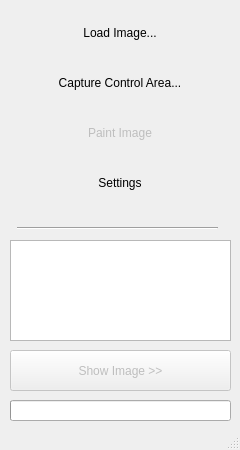
Before: the Qt Designer form rustdavinci/ui/views/mainui.ui in alexemanuelol/rustdavinci, drawn with Qt 5.
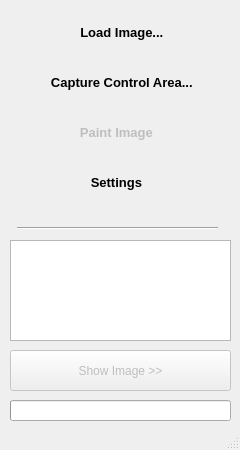
After: the same form once the commit is applied. Icons and pictures are not drawn.

Commit message: Major cleanup and rename ui parts and add settings

```diff
--- a/rustdavinci/ui/views/mainui.ui
+++ b/rustdavinci/ui/views/mainui.ui
@@ -39,14 +39,33 @@
       <height>45</height>
      </rect>
     </property>
+    <property name="font">
+     <font>
+      <pointsize>10</pointsize>
+      <weight>75</weight>
+      <bold>true</bold>
+      <underline>false</underline>
+      <strikeout>false</strikeout>
+      <kerning>true</kerning>
+     </font>
+    </property>
     <property name="contextMenuPolicy">
      <enum>Qt::DefaultContextMenu</enum>
     </property>
     <property name="acceptDrops">
      <bool>false</bool>
     </property>
+    <property name="layoutDirection">
+     <enum>Qt::LeftToRight</enum>
+    </property>
+    <property name="autoFillBackground">
+     <bool>false</bool>
+    </property>
+    <property name="styleSheet">
+     <string notr="true"/>
+    </property>
     <property name="text">
-     <string>Load Image...</string>
+     <string>         Load Image...        </string>
     </property>
     <property name="icon">
      <iconset resource="../resources/icons.qrc">
@@ -80,8 +99,17 @@
       <height>45</height>
      </rect>
     </property>
+    <property name="font">
+     <font>
+      <pointsize>10</pointsize>
+      <weight>75</weight>
+      <bold>true</bold>
+      <underline>false</underline>
+      <strikeout>false</strikeout>
+     </font>
+    </property>
     <property name="text">
-     <string>Capture Control Area...</string>
+     <string> Capture Control Area...</string>
     </property>
     <property name="icon">
      <iconset resource="../resources/icons.qrc">
@@ -109,8 +137,16 @@
       <height>45</height>
      </rect>
     </property>
+    <property name="font">
+     <font>
+      <pointsize>10</pointsize>
+      <weight>75</weight>
+      <bold>true</bold>
+      <underline>false</underline>
+     </font>
+    </property>
     <property name="text">
-     <string>Paint Image</string>
+     <string>         Paint Image           </string>
     </property>
     <property name="icon">
      <iconset resource="../resources/icons.qrc">
@@ -135,8 +171,16 @@
       <height>45</height>
      </rect>
     </property>
+    <property name="font">
+     <font>
+      <pointsize>10</pointsize>
+      <weight>75</weight>
+      <bold>true</bold>
+      <underline>false</underline>
+     </font>
+    </property>
     <property name="text">
-     <string>Settings</string>
+     <string>            Settings              </string>
     </property>
     <property name="icon">
      <iconset resource="../resources/icons.qrc">
```
Left out of the diff: 14 changed lines with no effect on the pictures. The commit also changes 8 other files.
